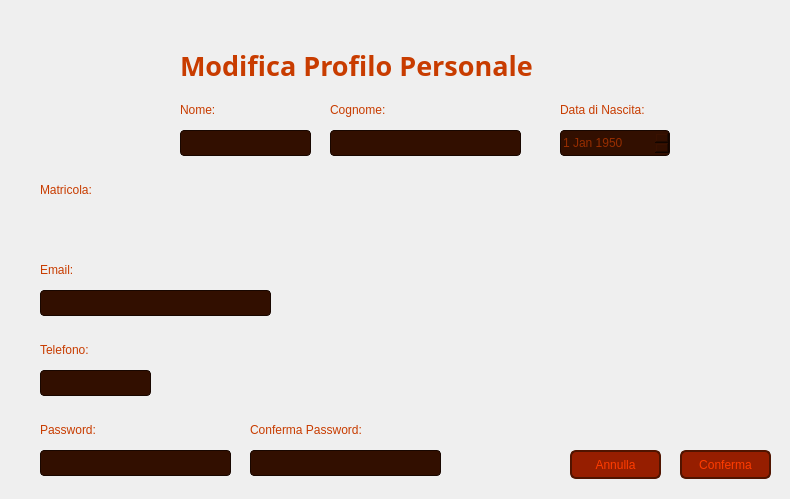
Old version of the form Viste/VistaModificaProfiloPersonaleAmministratore.ui in the repository GiacomoPrincipi/CineMax.
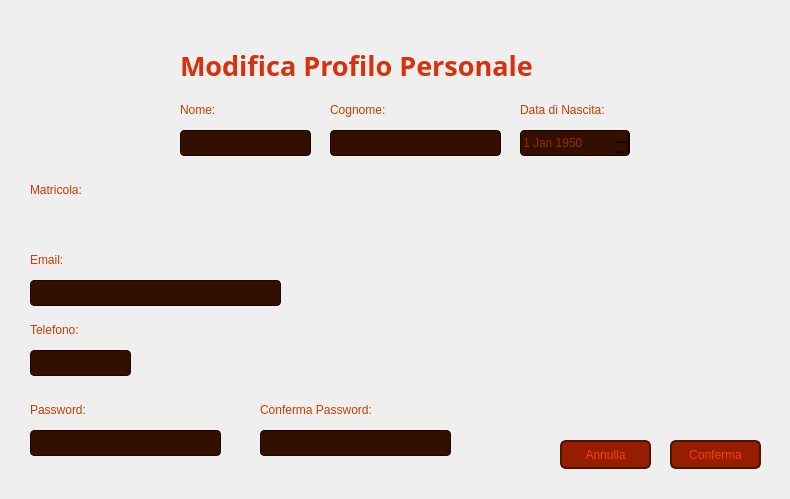
New version of the form. Icons and pictures are not drawn.

The edit to the form file:
```diff
--- a/Viste/VistaModificaProfiloPersonaleAmministratore.ui
+++ b/Viste/VistaModificaProfiloPersonaleAmministratore.ui
@@ -32,8 +32,8 @@
     background: qlineargradient(
         x1: 0, y1: 1,
         x2: 0, y2: 0,
-        stop: 0 #320F00,
-        stop: 1 #641E00
+        stop: 0 #210A00,
+        stop: 1 #7D2100
     );
 }</string>
    </property>
@@ -44,7 +44,7 @@
   <widget class="QLabel" name="labelProfilo">
    <property name="geometry">
     <rect>
-     <x>40</x>
+     <x>30</x>
      <y>30</y>
      <width>121</width>
      <height>121</height>
@@ -99,7 +99,7 @@
    </property>
    <property name="styleSheet">
     <string notr="true">QLabel {
-    color: #C83C00;
+    color: #D7320C;
 }</string>
    </property>
    <property name="text">
@@ -133,7 +133,7 @@
   <widget class="QLabel" name="labelDataNascita">
    <property name="geometry">
     <rect>
-     <x>560</x>
+     <x>520</x>
      <y>100</y>
      <width>121</width>
      <height>20</height>
@@ -154,8 +154,8 @@
   <widget class="QLabel" name="labelEmail">
    <property name="geometry">
     <rect>
-     <x>40</x>
-     <y>260</y>
+     <x>30</x>
+     <y>250</y>
      <width>81</width>
      <height>20</height>
     </rect>
@@ -175,8 +175,8 @@
   <widget class="QLabel" name="labelTelefono">
    <property name="geometry">
     <rect>
-     <x>40</x>
-     <y>340</y>
+     <x>30</x>
+     <y>320</y>
      <width>81</width>
      <height>20</height>
     </rect>
@@ -196,9 +196,9 @@
   <widget class="QLineEdit" name="lineEditEmail">
    <property name="geometry">
     <rect>
-     <x>40</x>
-     <y>290</y>
-     <width>231</width>
+     <x>30</x>
+     <y>280</y>
+     <width>251</width>
      <height>26</height>
     </rect>
    </property>
@@ -217,9 +217,9 @@
   <widget class="QLineEdit" name="lineEditTelefono">
    <property name="geometry">
     <rect>
-     <x>40</x>
-     <y>370</y>
-     <width>111</width>
+     <x>30</x>
+     <y>350</y>
+     <width>101</width>
      <height>26</height>
     </rect>
    </property>
@@ -261,7 +261,7 @@
     <rect>
      <x>330</x>
      <y>130</y>
-     <width>191</width>
+     <width>171</width>
      <height>26</height>
     </rect>
    </property>
@@ -280,8 +280,8 @@
   <widget class="QPushButton" name="pushButtonConferma">
    <property name="geometry">
     <rect>
-     <x>680</x>
-     <y>450</y>
+     <x>670</x>
+     <y>440</y>
      <width>91</width>
      <height>29</height>
     </rect>
@@ -294,6 +294,10 @@
     border-radius: 6px;
 }
 
+QPushButton:focus {
+    outline: none;
+}
+
 QPushButton:hover {
     background-color: #C83200;
 }</string>
@@ -305,8 +309,8 @@
   <widget class="QPushButton" name="pushButtonAnnulla">
    <property name="geometry">
     <rect>
-     <x>570</x>
-     <y>450</y>
+     <x>560</x>
+     <y>440</y>
      <width>91</width>
      <height>29</height>
     </rect>
@@ -319,6 +323,10 @@
     border-radius: 6px;
 }
 
+QPushButton:focus {
+    outline: none;
+}
+
 QPushButton:hover {
     background-color: #C83200;
 }</string>
@@ -330,7 +338,7 @@
   <widget class="QLabel" name="labelMatricola">
    <property name="geometry">
     <rect>
-     <x>40</x>
+     <x>30</x>
      <y>180</y>
      <width>81</width>
      <height>20</height>
@@ -351,9 +359,9 @@
   <widget class="QLabel" name="labelMatricolaAmministratore">
    <property name="geometry">
     <rect>
-     <x>40</x>
+     <x>30</x>
      <y>210</y>
-     <width>81</width>
+     <width>111</width>
      <height>20</height>
     </rect>
    </property>
@@ -369,8 +377,8 @@
   <widget class="QLabel" name="labelPassword">
    <property name="geometry">
     <rect>
-     <x>40</x>
-     <y>420</y>
+     <x>30</x>
+     <y>400</y>
      <width>81</width>
      <height>20</height>
     </rect>
@@ -390,8 +398,8 @@
   <widget class="QLineEdit" name="lineEditPassword">
    <property name="geometry">
     <rect>
-     <x>40</x>
-     <y>450</y>
+     <x>30</x>
+     <y>430</y>
      <width>191</width>
      <height>26</height>
     </rect>
@@ -411,8 +419,8 @@
   <widget class="QLabel" name="labelConfermaPassword">
    <property name="geometry">
     <rect>
-     <x>250</x>
-     <y>420</y>
+     <x>260</x>
+     <y>400</y>
      <width>141</width>
      <height>20</height>
     </rect>
@@ -432,8 +440,8 @@
   <widget class="QLineEdit" name="lineEditConfermaPassword">
    <property name="geometry">
     <rect>
-     <x>250</x>
-     <y>450</y>
+     <x>260</x>
+     <y>430</y>
      <width>191</width>
      <height>26</height>
     </rect>
@@ -453,7 +461,7 @@
   <widget class="QDateEdit" name="dateEditDataNascita">
    <property name="geometry">
     <rect>
-     <x>560</x>
+     <x>520</x>
      <y>130</y>
      <width>110</width>
      <height>26</height>
@@ -465,13 +473,8 @@
     color: #962D00;
     border: 1px solid #190700;
     border-radius: 4px;
-	transition: border-color 1.5s ease;
 }
 
-QDateEdit:focus {
-	border-color:#FF3C00;
-	transition: border-color 1.5s ease;
-}
 
 </string>
    </property>
@@ -494,7 +497,7 @@
    </property>
    <property name="maximumDateTime">
     <datetime>
-     <hour>18</hour>
+     <hour>16</hour>
      <minute>59</minute>
      <second>59</second>
      <year>2050</year>
@@ -504,7 +507,7 @@
    </property>
    <property name="minimumDateTime">
     <datetime>
-     <hour>21</hour>
+     <hour>19</hour>
      <minute>0</minute>
      <second>0</second>
      <year>1949</year>
@@ -558,7 +561,7 @@
   <widget class="QLabel" name="labelErroreDataNascita">
    <property name="geometry">
     <rect>
-     <x>560</x>
+     <x>520</x>
      <y>160</y>
      <width>121</width>
      <height>20</height>
@@ -579,8 +582,8 @@
   <widget class="QLabel" name="labelErroreEmail">
    <property name="geometry">
     <rect>
-     <x>280</x>
-     <y>290</y>
+     <x>290</x>
+     <y>280</y>
      <width>121</width>
      <height>20</height>
     </rect>
@@ -600,8 +603,8 @@
   <widget class="QLabel" name="labelErroreTelefono">
    <property name="geometry">
     <rect>
-     <x>160</x>
-     <y>370</y>
+     <x>150</x>
+     <y>350</y>
      <width>211</width>
      <height>20</height>
     </rect>
@@ -621,8 +624,8 @@
   <widget class="QLabel" name="labelErrorePassword">
    <property name="geometry">
     <rect>
-     <x>110</x>
-     <y>420</y>
+     <x>30</x>
+     <y>460</y>
      <width>141</width>
      <height>20</height>
     </rect>
@@ -642,8 +645,8 @@
   <widget class="QLabel" name="labelErroreConfermaPassword">
    <property name="geometry">
     <rect>
-     <x>390</x>
-     <y>420</y>
+     <x>260</x>
+     <y>460</y>
      <width>221</width>
      <height>20</height>
     </rect>
@@ -663,8 +666,8 @@
   <widget class="QLabel" name="labelErrorePassword2">
    <property name="geometry">
     <rect>
-     <x>40</x>
-     <y>400</y>
+     <x>30</x>
+     <y>380</y>
      <width>681</width>
      <height>20</height>
     </rect>
```
